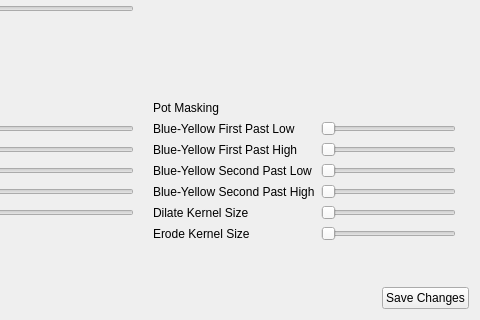
Qt form editmask.ui (DryFrost/PhotogonMDI) before a commit; both pictures show x 181 to 661 and y 355 to 675 of the 661 by 675 pixel window.
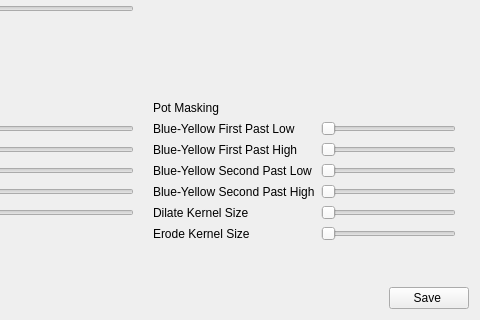
The same form after that commit. Icons and pictures are not drawn.

```diff
--- a/editmask.ui
+++ b/editmask.ui
@@ -762,7 +762,11 @@
      <item>
       <widget class="QPushButton" name="pushButton_4">
        <property name="text">
-        <string>Save Changes</string>
+        <string>Save </string>
+       </property>
+       <property name="icon">
+        <iconset resource="images.qrc">
+         <normaloff>:/icons/Images/dialog-ok-apply.svg</normaloff>:/icons/Images/dialog-ok-apply.svg</iconset>
        </property>
       </widget>
      </item>
```
Left out of the diff: 97 changed lines with no effect on the pictures.
